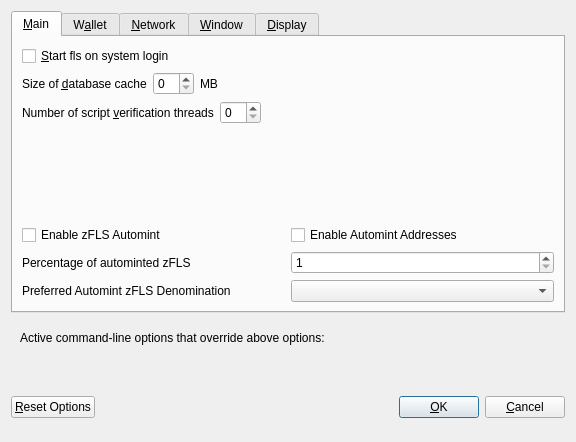
Old version of the form src/qt/forms/optionsdialog.ui in the repository Liquid369/blank.
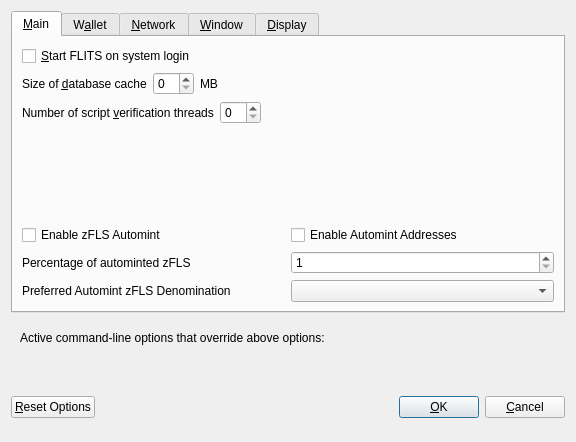
New version of the form. Custom widgets are drawn as their Qt base class.

Patch:
```diff
--- a/src/qt/forms/optionsdialog.ui
+++ b/src/qt/forms/optionsdialog.ui
@@ -33,7 +33,7 @@
           <string>Automatically start fls after logging in to the system.</string>
          </property>
          <property name="text">
-          <string>&amp;Start fls on system login</string>
+          <string>&amp;Start FLITS on system login</string>
          </property>
         </widget>
        </item>
```
Left out of the diff: 10 changed lines with no effect on the pictures.
